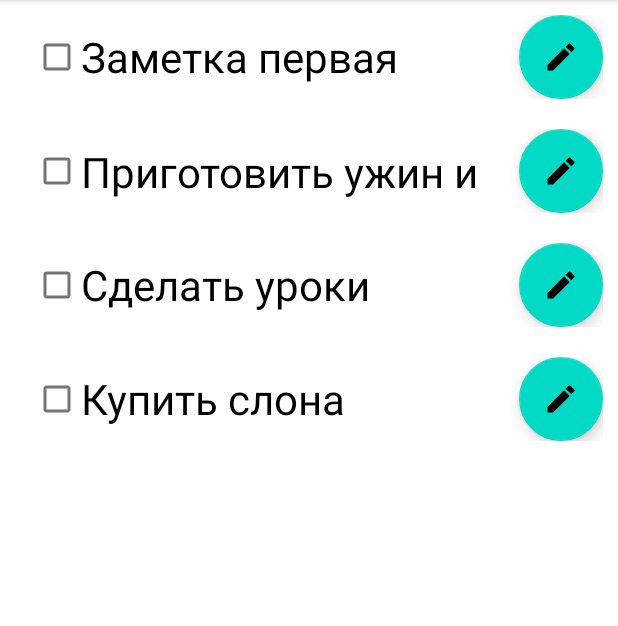
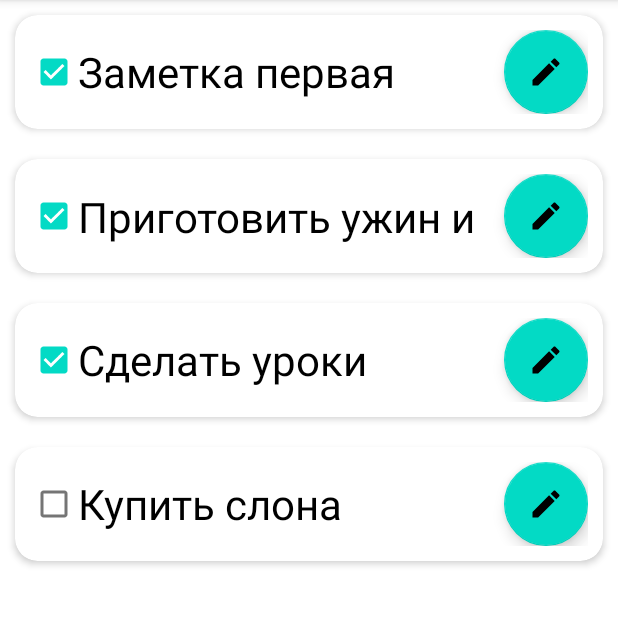
Before and after one commit to skarapedulbuk/MySimpleNotes, an Android app: the screen it shows after launch (MainActivity), in the options menu, after a tap on "Очистить всё", on a phone screen of 412 x 824 dp, the part 84-710 px from its top. Run offline under Robolectric (Android 15) with nearby library versions, the phone set to English and light mode, and no system bars.

Commit message:
Отображение элементов списка переписано на CardView. Класс данных, созданный на шестом уроке, используется для заполнения карточки списка.

```diff
--- a/app/src/main/java/com/skarapedulbuk/mysimplenotes/ui/list/TasksAdapter.java
+++ b/app/src/main/java/com/skarapedulbuk/mysimplenotes/ui/list/TasksAdapter.java
@@ -4,10 +4,12 @@ import android.view.LayoutInflater;
 import android.view.View;
 import android.view.ViewGroup;
 import android.widget.CheckBox;
+import android.widget.Toast;
 
 import androidx.annotation.NonNull;
 import androidx.recyclerview.widget.RecyclerView;
 
+import com.google.android.material.floatingactionbutton.FloatingActionButton;
 import com.skarapedulbuk.mysimplenotes.R;
 import com.skarapedulbuk.mysimplenotes.domain.MyTask;
 
@@ -44,10 +46,19 @@ public class TasksAdapter extends RecyclerView.Adapter<TasksAdapter.TasksViewHol
     class TasksViewHolder extends RecyclerView.ViewHolder {
 
         CheckBox titleCheckBox;
+        FloatingActionButton editButton;
 
         public TasksViewHolder(@NonNull View itemView) {
             super(itemView);
             titleCheckBox = itemView.findViewById(R.id.checkbox_of_task);
+            titleCheckBox.setOnClickListener(v -> {
+                Toast.makeText(v.getContext(), "Item View Click", Toast.LENGTH_SHORT).show();
+            });
+
+            editButton = itemView.findViewById(R.id.edit_button);
+            editButton.setOnClickListener(v -> {
+                Toast.makeText(v.getContext(), "Edit", Toast.LENGTH_SHORT).show();
+            });
         }
     }
 }
--- a/app/src/main/res/layout/item_task.xml
+++ b/app/src/main/res/layout/item_task.xml
@@ -1,17 +1,26 @@
 <?xml version="1.0" encoding="utf-8"?>
-<androidx.constraintlayout.widget.ConstraintLayout xmlns:android="http://schemas.android.com/apk/res/android"
+
+<androidx.cardview.widget.CardView xmlns:android="http://schemas.android.com/apk/res/android"
     xmlns:app="http://schemas.android.com/apk/res-auto"
     xmlns:tools="http://schemas.android.com/tools"
     android:layout_width="match_parent"
     android:layout_height="wrap_content"
+    app:cardCornerRadius="15dp"
+    app:cardElevation="3dp"
+    android:layout_margin="@dimen/default_margin"
+    >
+
+    <androidx.constraintlayout.widget.ConstraintLayout
+        android:layout_width="match_parent"
+        android:layout_height="wrap_content"
         android:orientation="horizontal"
-    android:padding="@dimen/default_margin">
+        android:padding="@dimen/default_margin"
+        >
 
         <CheckBox
             android:id="@+id/checkbox_of_task"
-        android:layout_width="312dp"
+            android:layout_width="0dp"
             android:layout_height="wrap_content"
-        android:layout_gravity="start"
             android:maxLines="1"
             android:textSize="@dimen/checkbox_text_size"
             app:layout_constraintBottom_toBottomOf="parent"
@@ -21,6 +30,7 @@
             app:layout_constraintTop_toTopOf="parent"
             tools:text="@string/task1" />
 
+
         <com.google.android.material.floatingactionbutton.FloatingActionButton
 
             android:id="@+id/edit_button"
@@ -28,8 +38,9 @@
             android:layout_height="wrap_content"
             android:layout_gravity="end"
             android:text="@string/edit"
-        app:srcCompat="@drawable/ic_baseline_edit_24"
             app:layout_constraintBottom_toBottomOf="parent"
             app:layout_constraintRight_toRightOf="parent"
-        app:layout_constraintTop_toTopOf="parent" />
+            app:layout_constraintTop_toTopOf="parent"
+            app:srcCompat="@drawable/ic_baseline_edit_24" />
     </androidx.constraintlayout.widget.ConstraintLayout>
+</androidx.cardview.widget.CardView>
```
Lines whose indentation alone changed are shown as unchanged.
